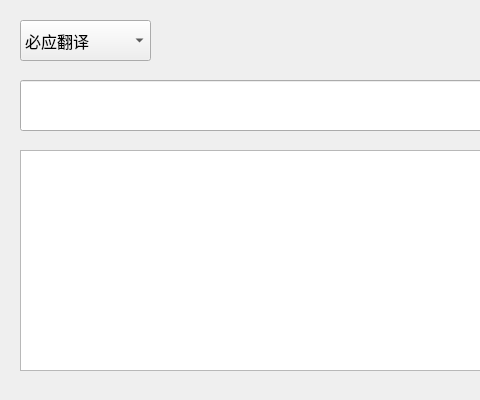
Qt form Fastrans/ui.ui (YaoqxCN/Fastrans) before a commit; both pictures show x 0 to 480 and y 0 to 400 of the 700 by 400 pixel window.
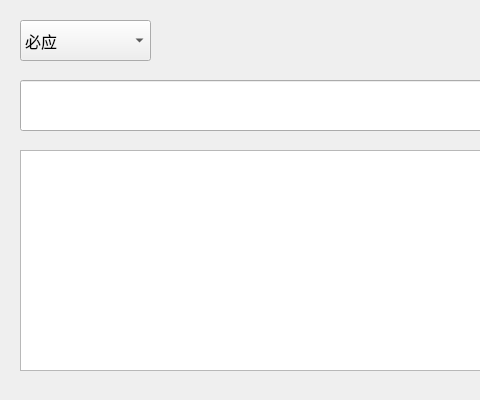
The same form after that commit.

Commit message: 使用 translators 库翻译； 新增搜狗翻译、有道翻译；

The edit to the form file:
```diff
--- a/Fastrans/ui.ui
+++ b/Fastrans/ui.ui
@@ -99,7 +99,7 @@
    </property>
    <item>
     <property name="text">
-     <string>必应翻译</string>
+     <string>必应</string>
     </property>
    </item>
    <item>
```
Left out of the diff: 17 changed lines with no effect on the pictures. The commit also changes 5 other files.
